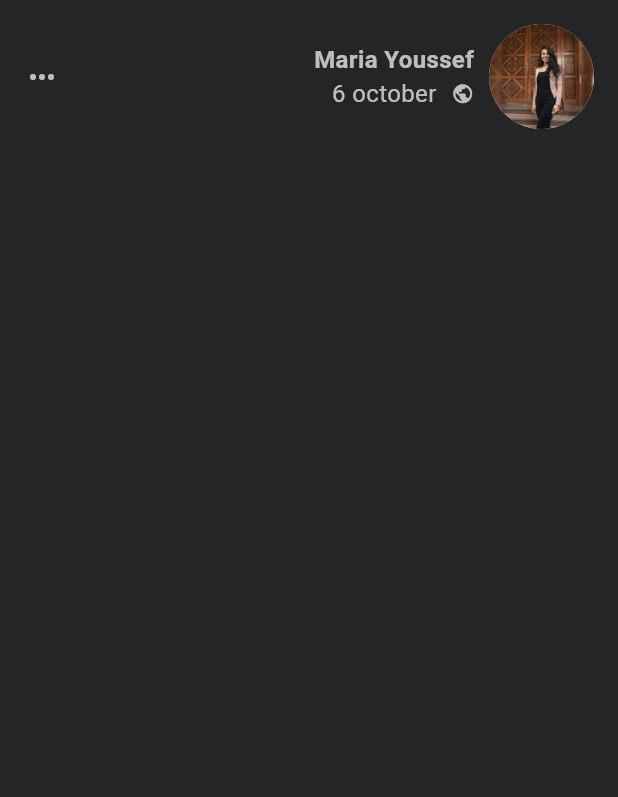
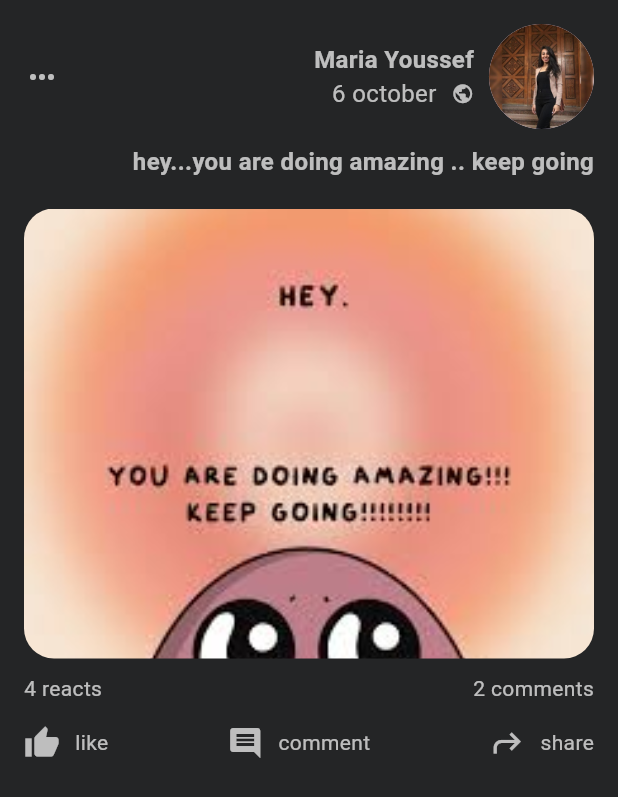
Before and after one commit to mariayousef/facebook_post, a Flutter app: the screen it shows after launch, on a phone screen of 412 x 824 dp. Shown: the top 797 px of the screen. Run offline on Flutter 3.47's test engine with Material 3 defaults, Android fonts, the phone set to English and light mode, and no system bars.

Commit message:
add post

```diff
--- a/lib/Screens/facebook_post.dart
+++ b/lib/Screens/facebook_post.dart
@@ -62,7 +62,72 @@ class FacebookPost extends StatelessWidget {
                   Icon(Icons.more_horiz, color: Colors.white70),
                 ],
               ),
+              SizedBox(height: 10),
+              Text(
+                "hey...you are doing amazing .. keep going",
+                style: TextStyle(
+                  color: Colors.white70,
+                  fontWeight: FontWeight.bold,
+                  fontSize: 16,
+                ),
+              ),
+              SizedBox(height: 20),
+              // Container(
+              //   decoration: BoxDecoration(borderRadius: BorderRadius.circular(20)),
+              //   child: Image(
+              //     image: AssetImage("assets/keepgoing.jpeg"),
+              //     width: 380,
+              //     height: 300,
+              //     fit: BoxFit.cover,
+              //   ),
+              // ),
+              ClipRRect(
+                child: Image(
+                      image: AssetImage("assets/keepgoing.jpeg"),
+                      width: 380,
+                      height: 300,
+                      fit: BoxFit.cover,
+                    ),
+                borderRadius: BorderRadius.circular(20),
+              ),
+              SizedBox(height: 10,),
+              Row(
+                mainAxisAlignment: MainAxisAlignment.spaceBetween,
+                children: [
+                  Text("4 reacts ",style: TextStyle(color: Colors.white70),),
+                  Text("2 comments",style: TextStyle(color: Colors.white70),),
+                ],
+              ),
+              SizedBox(height: 14,),
+              Row(
+                mainAxisAlignment: MainAxisAlignment.spaceBetween,
+                children: [
+                  Row(
+                    children: [
+                      Icon(Icons.thumb_up,color: Colors.white70,),
+                      SizedBox(width: 10,),
+                      Text("like",style: TextStyle(color: Colors.white70),),
+                    ],
+                  ),
 
+                  Row(
+                    children: [
+                      Icon(Icons.comment,color: Colors.white70,),
+                      SizedBox(width: 10,),
+                      Text("comment",style: TextStyle(color: Colors.white70),),
+                    ],
+                  ),
+
+                  Row(
+                    children: [
+                      Icon(Icons.shortcut_outlined,color: Colors.white70,),
+                      SizedBox(width: 10,),
+                      Text("share",style: TextStyle(color: Colors.white70),),
+                    ],
+                  ),
+
+                ],
+              ),
             ],
           ),
         ),
```
